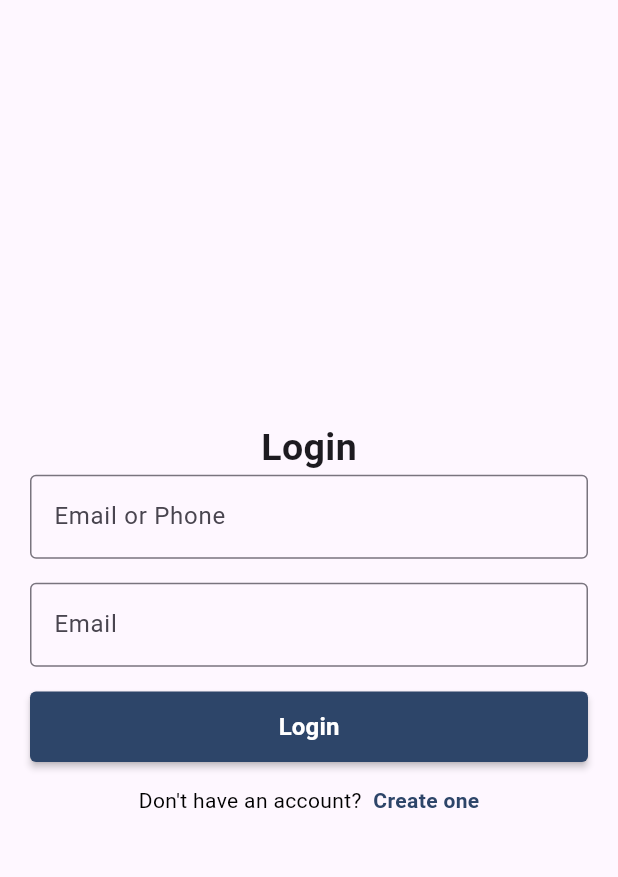
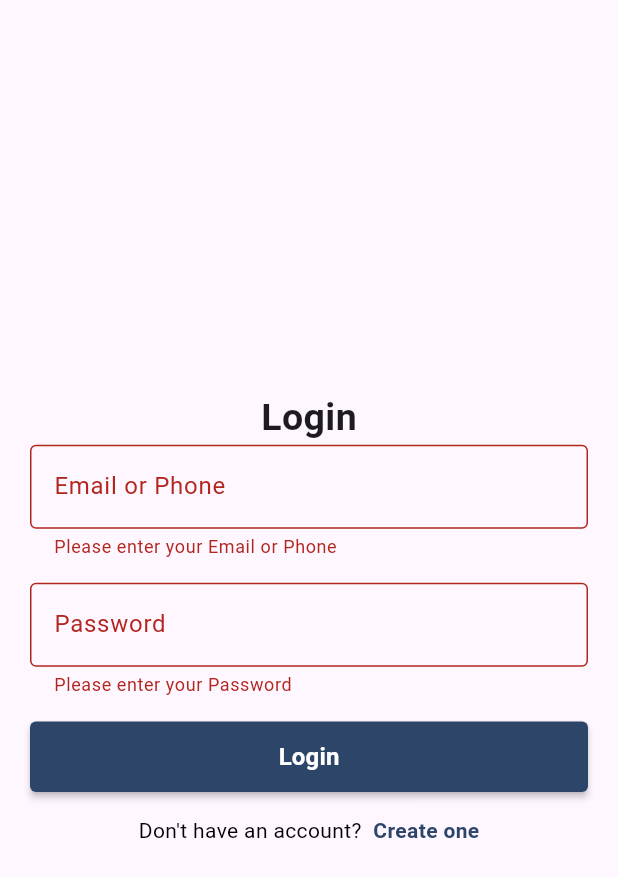
Before and after one commit to HassanElshazlyEida/car-agency-flutter, a Flutter app: the screen it shows after launch, after a tap on "Login", on a phone screen of 412 x 824 dp. Shown: the top 877 px of the screen. Run offline on Flutter 3.47's test engine with Material 3 defaults, Android fonts, the phone set to English and light mode, and no system bars; our stand-ins replace bloc, dio, flutter_bloc, flutter_dotenv, shared_preferences.

Commit message:
💥 NEW: Basic Auth Bloc Pattern (Login & Register)

```diff
--- a/lib/main.dart
+++ b/lib/main.dart
@@ -1,15 +1,23 @@
 import 'package:car_agency_flutter/helpers/helpers.dart';
+import 'package:car_agency_flutter/modules/auth/auth_cubit.dart';
 import 'package:car_agency_flutter/screen/login_screen.dart';
 import 'package:car_agency_flutter/screen/register_screen.dart';
+import 'package:car_agency_flutter/shared/bloc/global_bloc_observer.dart';
 import 'package:car_agency_flutter/shared/network/cache_network.dart';
 import 'package:flutter/material.dart';
+import 'package:flutter_bloc/flutter_bloc.dart';
 import 'package:flutter_dotenv/flutter_dotenv.dart';
 
 
 Future main() async {
+  WidgetsFlutterBinding.ensureInitialized();
+
+  Bloc.observer = GlobalBlocObserver();
 
   await dotenv.load(fileName: ".env");
   await CacheNetwork.init();
+
+  print('test');
 
   runApp(const MyApp());
 }
@@ -19,9 +27,14 @@ class MyApp extends StatelessWidget {
 
   @override
   Widget build(BuildContext context) {
-    return const MaterialApp(
+    return MultiBlocProvider(
+      providers: [
+        BlocProvider(create: (context) => AuthCubit()),
+      ],
+      child:  const MaterialApp(
       title: 'Flutter Demo',
       home: LoginScreen()
+      )
     );
   }
 }
--- /dev/null
+++ b/lib/modules/auth/auth_cubit.dart
@@ -0,0 +1,53 @@
+import 'dart:convert';
+
+import 'package:car_agency_flutter/helpers/helpers.dart';
+import 'package:car_agency_flutter/modules/auth/auth_states.dart';
+import 'package:car_agency_flutter/shared/network/cache_network.dart';
+import 'package:car_agency_flutter/shared/network/dio_service.dart';
+import 'package:dio/dio.dart';
+import 'package:flutter_bloc/flutter_bloc.dart';
+
+class AuthCubit extends  Cubit<AuthStates> {
+  final DioService _dio = DioService();
+  AuthCubit() : super(AuthInitialState());
+
+  void register({
+    required String name,
+    required String email,
+    required String phone,
+    required String password,
+    required String passwordConfirmation
+    }) async {
+    await _authenticate('register', {
+      'email': email,
+      'name': name,
+      'phone': phone,
+      'password': password,
+      "password_confirmation": passwordConfirmation
+    });
+  }
+
+  void login({required String login, required String password}) async {
+    await _authenticate('login', {
+      'login': login,
+      'password': password,
+    });
+  }
+  Future<void> _authenticate(String endpoint, Map<String, String> body) async {
+    emit(AuthLoadingState());
+    try {
+      final response = await _dio.post('${Helpers.usersServiceApi()}/$endpoint',body);
+
+      if (response.statusCode  == 200) {
+        await CacheNetwork.setCache('token', response.data['data']['access_token']);
+        emit(AuthAuthenticatedState());
+      } else {
+        emit(AuthErrorState(response.data['message']));
+      }
+    } on DioException catch (e) {
+      emit(AuthErrorState(e.response?.data['message']));
+    }
+  }
+
+
+}
--- /dev/null
+++ b/lib/modules/auth/auth_states.dart
@@ -0,0 +1,11 @@
+abstract class AuthStates {}
+
+class AuthInitialState extends AuthStates {}
+class AuthLoadingState extends AuthStates {}
+class AuthErrorState extends AuthStates {
+  String message;
+
+  AuthErrorState(this.message);
+}
+class AuthAuthenticatedState extends AuthStates {}
+class AuthUnauthenticatedState extends AuthStates {}
--- a/lib/screen/login_screen.dart
+++ b/lib/screen/login_screen.dart
@@ -1,7 +1,10 @@
 import 'package:car_agency_flutter/helpers/helpers.dart';
+import 'package:car_agency_flutter/modules/auth/auth_cubit.dart';
+import 'package:car_agency_flutter/modules/auth/auth_states.dart';
+import 'package:car_agency_flutter/screen/home_screen.dart';
 import 'package:car_agency_flutter/screen/register_screen.dart';
 import 'package:flutter/material.dart';
-
+import 'package:flutter_bloc/flutter_bloc.dart';
 
 class LoginScreen extends StatelessWidget {
   const LoginScreen({super.key});
@@ -13,7 +16,26 @@ class LoginScreen extends StatelessWidget {
 
     final formKey = GlobalKey<FormState>();
 
-    return  Scaffold(
+      return BlocConsumer<AuthCubit, AuthStates>(
+      listener: (context, state) {
+        if (state is AuthErrorState) {
+          showDialog(
+              context: context,
+              builder: (context) => Helpers.errorDialog(context: context, message: state.message)
+          );
+        }else if (state is AuthAuthenticatedState) {
+          Navigator.push(context, MaterialPageRoute(builder: (context) => const  HomeScreen()));
+        }
+      },
+      builder: (context, state) {
+        return BlocBuilder<AuthCubit, AuthStates>(
+          builder: (context, state) {
+            if( state is AuthLoadingState){
+              return const Scaffold(
+                body:  Center(child: CircularProgressIndicator())
+              );
+            }
+            return   Scaffold(
               body: Padding(
                 padding: const EdgeInsets.symmetric(horizontal: 20.0),
                 child: Form(
@@ -25,11 +47,16 @@ class LoginScreen extends StatelessWidget {
                           const Center(child:  Text('Login',style: TextStyle(fontSize: 25.0,fontWeight: FontWeight.bold),)),
                           Helpers.formField(controller: emailOrPasswordController, label: 'Email or Phone', hint : 'Enter your email or phone'),
                           const SizedBox(height: 16.0,),
-                    Helpers.formField(controller: passwordController, label: 'Email', hint : 'Enter your email'),
+                          Helpers.formField(controller: passwordController, label: 'Password', hint : 'Enter your password',isPassword: true),
                           const SizedBox(height: 16.0,),
                           MaterialButton(
                             onPressed: () {
-
+                               if (formKey.currentState!.validate()) {
+                                  BlocProvider.of<AuthCubit>(context).login(
+                                    login: emailOrPasswordController.text,
+                                    password: passwordController.text,
+                                  );
+                                }
                             },
                             textColor: Colors.white,
                             shape: RoundedRectangleBorder(
@@ -39,9 +66,11 @@ class LoginScreen extends StatelessWidget {
                                 vertical: 12.0),
                             minWidth: double.infinity,
                             color: const Color(0xff2d4569),
-                      child: const Text(
-                        'Login',
-                        style:  TextStyle(
+                            child: Text(
+                                state is AuthLoadingState
+                                    ? "Loading ..."
+                                    : "Login",
+                              style: const  TextStyle(
                                   fontSize: 16.0,
                                   fontWeight: FontWeight.bold),
                             ),
@@ -64,7 +93,9 @@ class LoginScreen extends StatelessWidget {
                           )
                         ],
                       ),
-          ),
+                )
            ));
+        });
+    });
   }
 }
```
Also changed, not shown: lib/helpers/helpers.dart (+11 -1 lines), lib/screen/home_screen.dart (added, +22 -0 lines), lib/screen/register_screen.dart (+37 -4 lines), lib/shared/bloc/global_bloc_observer.dart (added, +27 -0 lines), lib/shared/network/dio_service.dart (+5 -2 lines). Lines whose indentation alone changed are shown as unchanged.
